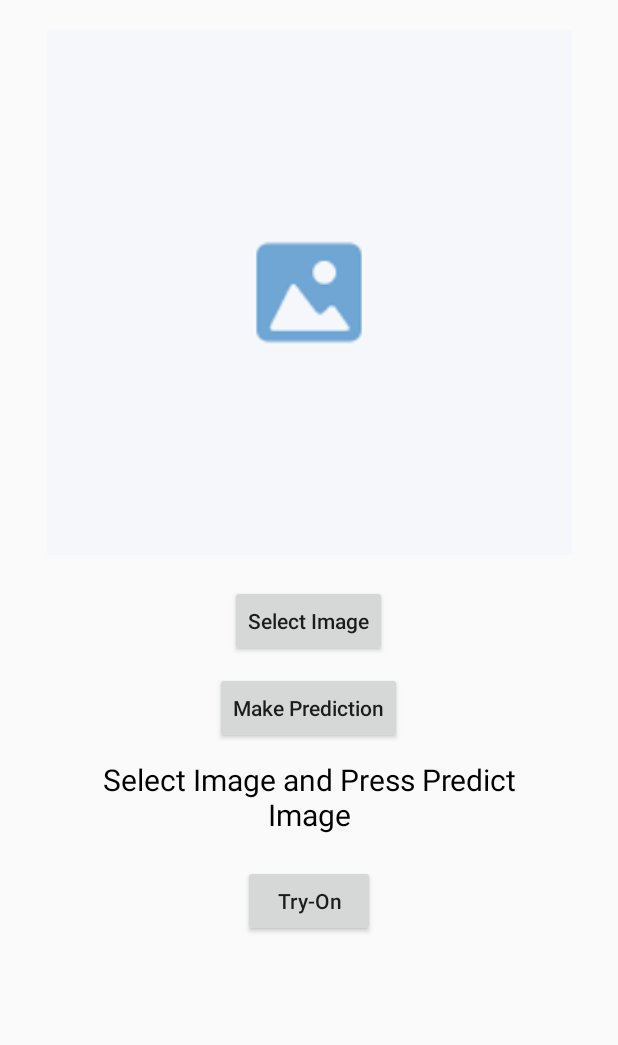
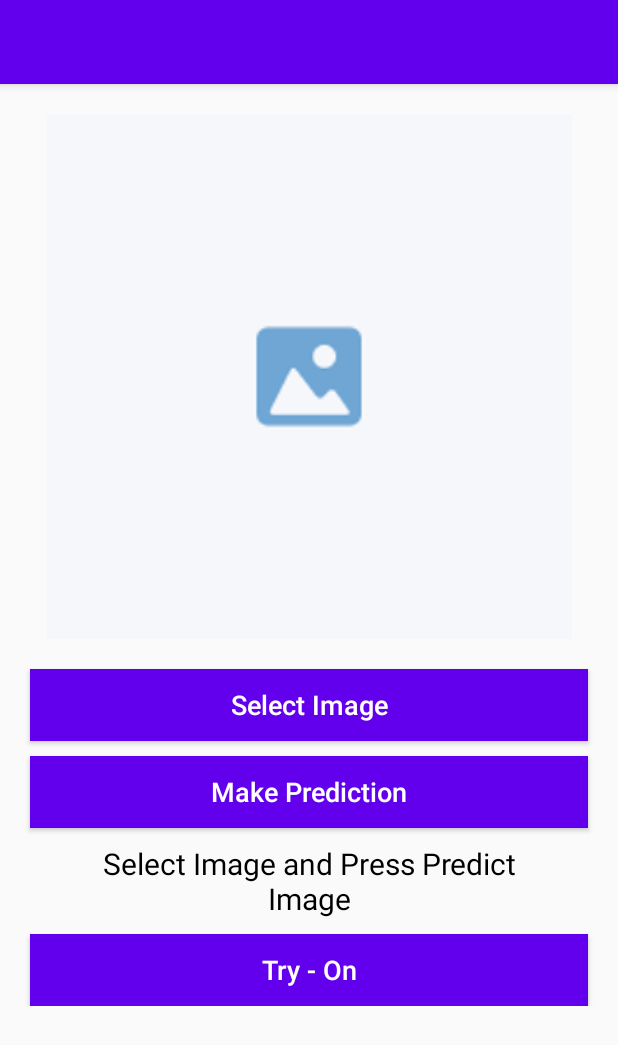
Before and after one commit to Rishpreet-dev/ImageClassification, an Android app: the layout activity_main.xml on its own in the app's theme, with its tools: preview values and no code run, on a phone screen of 412 x 824 dp. Shown: the top 1045 px of the screen. Run offline under Robolectric (Android 15) with nearby library versions, the phone set to English and light mode, and no system bars; network calls fail.

Commit message:
UI Updated

```diff
--- a/app/src/main/AndroidManifest.xml
+++ b/app/src/main/AndroidManifest.xml
@@ -1,13 +1,12 @@
 <?xml version="1.0" encoding="utf-8"?>
 <manifest xmlns:android="http://schemas.android.com/apk/res/android"
     package="com.example.imageclassification">
-    <uses-permission android:name="android.permission.WRITE_EXTERNAL_STORAGE" />
     <uses-permission android:name="android.permission.CAMERA" />
-
     <uses-feature android:name="android.hardware.camera.ar" android:required="true" />
 
     <application
         android:allowBackup="true"
+        android:fullBackupContent="true"
         android:icon="@mipmap/ic_launcher"
         android:label="@string/app_name"
         android:roundIcon="@mipmap/ic_launcher_round"
@@ -22,8 +21,6 @@
                 <category android:name="android.intent.category.LAUNCHER" />
             </intent-filter>
         </activity>
-        <activity android:name=".activities.ActivityAR"
-            android:screenOrientation="portrait"/>
         <activity android:name=".activities.ActivityARGlasses"
             android:screenOrientation="portrait"/>
         <activity android:name=".activities.ActivityARJewellery"
--- a/app/src/main/res/layout/activity_main.xml
+++ b/app/src/main/res/layout/activity_main.xml
@@ -1,14 +1,30 @@
 <?xml version="1.0" encoding="utf-8"?>
 <androidx.constraintlayout.widget.ConstraintLayout
     xmlns:android="http://schemas.android.com/apk/res/android"
+    xmlns:app="http://schemas.android.com/apk/res-auto"
     xmlns:tools="http://schemas.android.com/tools"
     android:layout_width="match_parent"
     android:layout_height="match_parent"
     tools:context=".activities.MainActivity">
 
+    <com.google.android.material.appbar.AppBarLayout
+        android:id="@+id/app_bar_layout"
+        android:layout_width="match_parent"
+        android:layout_height="wrap_content"
+        app:layout_constraintTop_toTopOf="parent">
+
+        <Toolbar
+            android:id="@+id/toolbar"
+            android:layout_width="match_parent"
+            android:layout_height="wrap_content"
+            android:titleTextColor="@color/white"/>
+
+    </com.google.android.material.appbar.AppBarLayout>
+
     <androidx.core.widget.NestedScrollView
         android:layout_width="match_parent"
-        android:layout_height="match_parent">
+        android:layout_height="wrap_content"
+        app:layout_constraintTop_toBottomOf="@id/app_bar_layout">
 
         <LinearLayout
             android:layout_width="match_parent"
@@ -28,21 +44,55 @@
                 android:src="@drawable/image_placeholder"
                 android:layout_marginBottom="20dp" />
 
+            <RelativeLayout
+                android:id="@+id/select_img_layout"
+                android:layout_width="match_parent"
+                android:layout_height="wrap_content"
+                android:background="@color/purple_500"
+                android:elevation="2dp"
+                android:layout_marginStart="20dp"
+                android:layout_marginEnd="20dp"
+                android:layout_marginBottom="10dp">
+
                 <androidx.appcompat.widget.AppCompatButton
-                android:id="@+id/select_image_btn"
-                android:layout_width="wrap_content"
+                    android:id="@+id/select_img_btn"
+                    android:layout_width="match_parent"
                     android:layout_height="wrap_content"
+                    android:background="?android:attr/selectableItemBackground"
                     android:text="Select Image"
+                    android:textColor="@android:color/white"
+                    android:textSize="18sp"
                     android:textAllCaps="false"
-                android:layout_marginBottom="10dp" />
+                    android:gravity="center"
+                    android:paddingStart="20dp"
+                    android:paddingEnd="20dp" />
+
+            </RelativeLayout>
+
+            <RelativeLayout
+                android:id="@+id/make_prediction_layout"
+                android:layout_width="match_parent"
+                android:layout_height="wrap_content"
+                android:background="@color/purple_500"
+                android:elevation="2dp"
+                android:layout_marginStart="20dp"
+                android:layout_marginEnd="20dp"
+                android:layout_marginBottom="10dp">
 
                 <androidx.appcompat.widget.AppCompatButton
                     android:id="@+id/make_prediction_btn"
-                android:layout_width="wrap_content"
+                    android:layout_width="match_parent"
                     android:layout_height="wrap_content"
+                    android:background="?android:attr/selectableItemBackground"
                     android:text="Make Prediction"
+                    android:textColor="@android:color/white"
+                    android:textSize="18sp"
                     android:textAllCaps="false"
-                android:layout_marginBottom="10dp" />
+                    android:gravity="center"
+                    android:paddingStart="20dp"
+                    android:paddingEnd="20dp" />
+
+            </RelativeLayout>
 
             <androidx.appcompat.widget.AppCompatTextView
                 android:id="@+id/prediction_val"
@@ -54,14 +104,31 @@
                 android:textAlignment="center"
                 android:paddingLeft="40dp"
                 android:paddingRight="40dp"
-                android:layout_marginBottom="20dp"/>
+                android:layout_marginBottom="10dp"/>
+
+            <RelativeLayout
+                android:id="@+id/ar_btn_layout"
+                android:layout_width="match_parent"
+                android:layout_height="wrap_content"
+                android:background="@color/purple_500"
+                android:elevation="2dp"
+                android:layout_marginStart="20dp"
+                android:layout_marginEnd="20dp">
 
                 <androidx.appcompat.widget.AppCompatButton
                     android:id="@+id/ar_btn"
-                android:layout_width="wrap_content"
+                    android:layout_width="match_parent"
                     android:layout_height="wrap_content"
-                android:text="Try-On"
-                android:textAllCaps="false" />
+                    android:background="?android:attr/selectableItemBackground"
+                    android:text="Try - On"
+                    android:textColor="@android:color/white"
+                    android:textSize="18sp"
+                    android:textAllCaps="false"
+                    android:gravity="center"
+                    android:paddingStart="20dp"
+                    android:paddingEnd="20dp" />
+
+            </RelativeLayout>
 
         </LinearLayout>
 
```
Also changed, not shown: app/src/main/java/com/example/imageclassification/activities/ActivityAR.kt (deleted, +0 -29 lines), app/src/main/java/com/example/imageclassification/activities/MainActivity.kt (+24 -9 lines), app/src/main/res/layout/activity_ar.xml (deleted, +0 -36 lines). Lines whose indentation alone changed are shown as unchanged.
